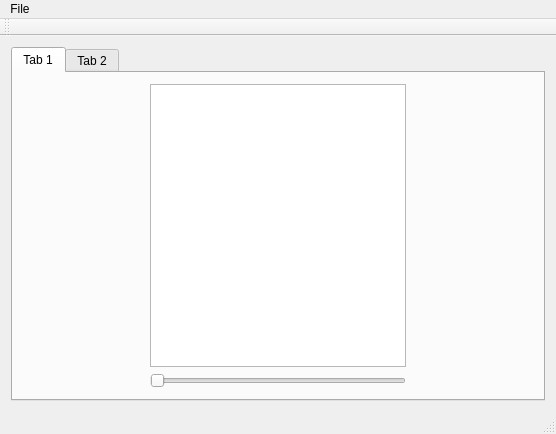
Old version of the form mainwindow.ui in the repository fkorsa/GridTimedEditor.
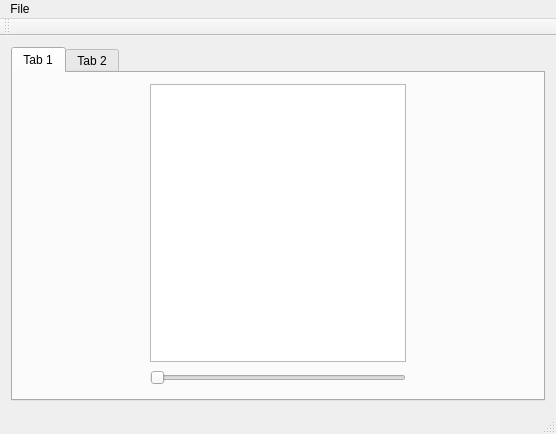
New version of the form. Custom widgets are drawn as their Qt base class.

Commit message: Added time & moved main widgets to separate dialog

Patch:
```diff
--- a/mainwindow.ui
+++ b/mainwindow.ui
@@ -67,6 +67,32 @@
           </property>
          </spacer>
         </item>
+        <item row="1" column="2">
+         <spacer name="horizontalSpacer_3">
+          <property name="orientation">
+           <enum>Qt::Horizontal</enum>
+          </property>
+          <property name="sizeHint" stdset="0">
+           <size>
+            <width>40</width>
+            <height>20</height>
+           </size>
+          </property>
+         </spacer>
+        </item>
+        <item row="1" column="0">
+         <spacer name="horizontalSpacer_4">
+          <property name="orientation">
+           <enum>Qt::Horizontal</enum>
+          </property>
+          <property name="sizeHint" stdset="0">
+           <size>
+            <width>40</width>
+            <height>20</height>
+           </size>
+          </property>
+         </spacer>
+        </item>
        </layout>
       </widget>
       <widget class="QWidget" name="tab_2">
```
Left out of the diff: 2 changed lines with no effect on the pictures. The commit also changes 5 other files.
